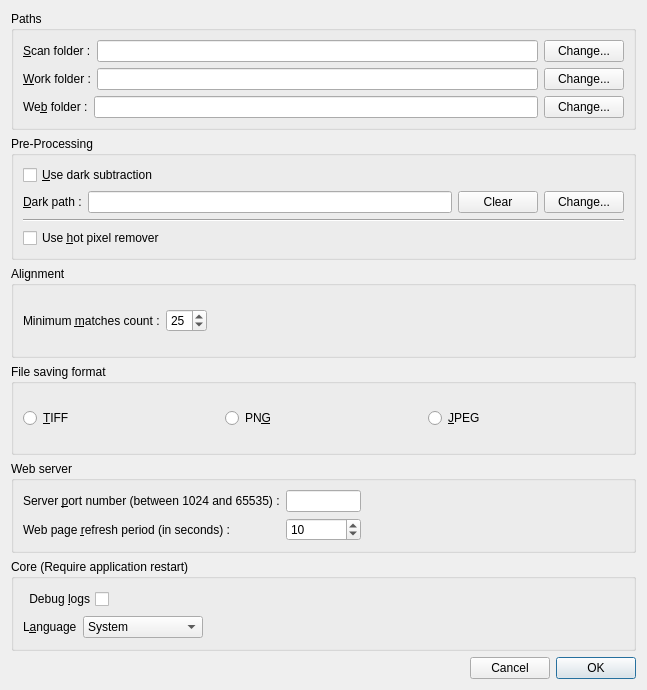
First picture: the form in src/als/ui/prefs_ui.ui, repository gehelem/als, before the edit.
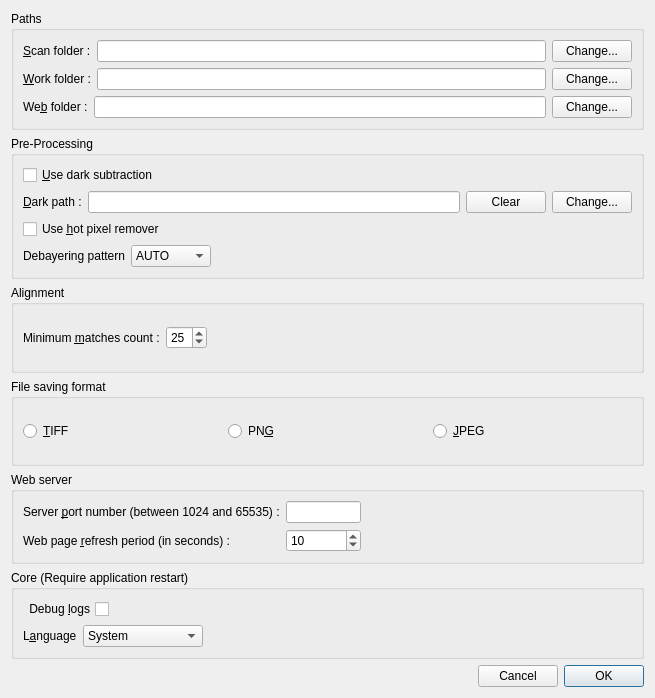
Second picture: the form after the edit.

Commit message: add manual selection of bayer pattern

```diff
--- a/src/als/ui/prefs_ui.ui
+++ b/src/als/ui/prefs_ui.ui
@@ -6,20 +6,14 @@
    <rect>
     <x>0</x>
     <y>0</y>
-    <width>647</width>
-    <height>690</height>
+    <width>655</width>
+    <height>698</height>
    </rect>
   </property>
   <property name="windowTitle">
    <string>ALS preferences</string>
   </property>
-  <layout class="QVBoxLayout" name="verticalLayout_3">
-   <item>
-    <layout class="QHBoxLayout" name="horizontalLayout_11"/>
-   </item>
-   <item>
-    <layout class="QHBoxLayout" name="horizontalLayout_10"/>
-   </item>
+  <layout class="QVBoxLayout" name="verticalLayout_4">
    <item>
     <widget class="QGroupBox" name="groupBox">
      <property name="title">
@@ -136,7 +130,7 @@
      <property name="title">
       <string>Pre-Processing</string>
      </property>
-     <layout class="QVBoxLayout" name="verticalLayout_4">
+     <layout class="QVBoxLayout" name="verticalLayout_3">
       <item>
        <widget class="QCheckBox" name="chk_use_dark">
         <property name="text">
@@ -185,13 +179,6 @@
         </item>
        </layout>
       </item>
-      <item>
-       <widget class="Line" name="line">
-        <property name="orientation">
-         <enum>Qt::Horizontal</enum>
-        </property>
-       </widget>
-      </item>
       <item>
        <widget class="QCheckBox" name="chk_use_hpr">
         <property name="text">
@@ -199,6 +186,65 @@
         </property>
        </widget>
       </item>
+      <item>
+       <layout class="QHBoxLayout" name="horizontalLayout_10">
+        <item>
+         <widget class="QLabel" name="label_2">
+          <property name="text">
+           <string>Debayering pattern</string>
+          </property>
+         </widget>
+        </item>
+        <item>
+         <widget class="QComboBox" name="cmb_bayer_pattern">
+          <property name="minimumSize">
+           <size>
+            <width>80</width>
+            <height>0</height>
+           </size>
+          </property>
+          <item>
+           <property name="text">
+            <string notr="true">AUTO</string>
+           </property>
+          </item>
+          <item>
+           <property name="text">
+            <string notr="true">GRBG</string>
+           </property>
+          </item>
+          <item>
+           <property name="text">
+            <string notr="true">RGGB</string>
+           </property>
+          </item>
+          <item>
+           <property name="text">
+            <string notr="true">GBRG</string>
+           </property>
+          </item>
+          <item>
+           <property name="text">
+            <string notr="true">BGGR</string>
+           </property>
+          </item>
+         </widget>
+        </item>
+        <item>
+         <spacer name="horizontalSpacer_6">
+          <property name="orientation">
+           <enum>Qt::Horizontal</enum>
+          </property>
+          <property name="sizeHint" stdset="0">
+           <size>
+            <width>40</width>
+            <height>20</height>
+           </size>
+          </property>
+         </spacer>
+        </item>
+       </layout>
+      </item>
      </layout>
     </widget>
    </item>
```
The commit also changes 5 other files.
